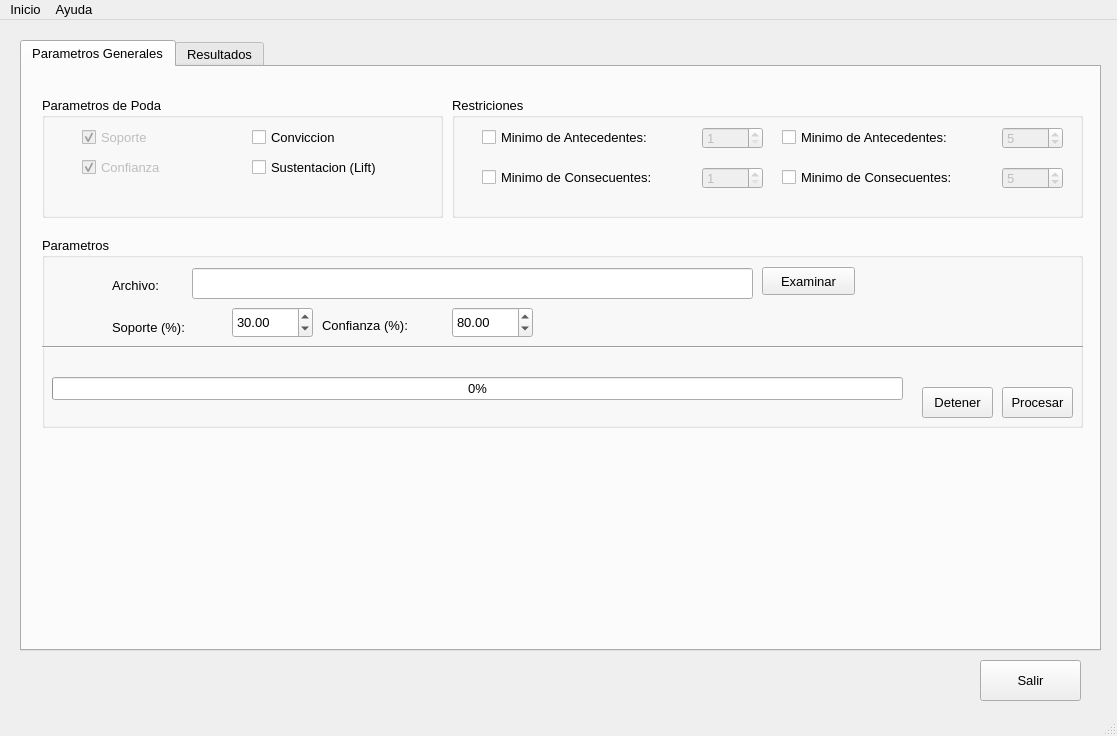
Qt form src/menuPrincipal.ui (lucassebib/apriori) before a commit.
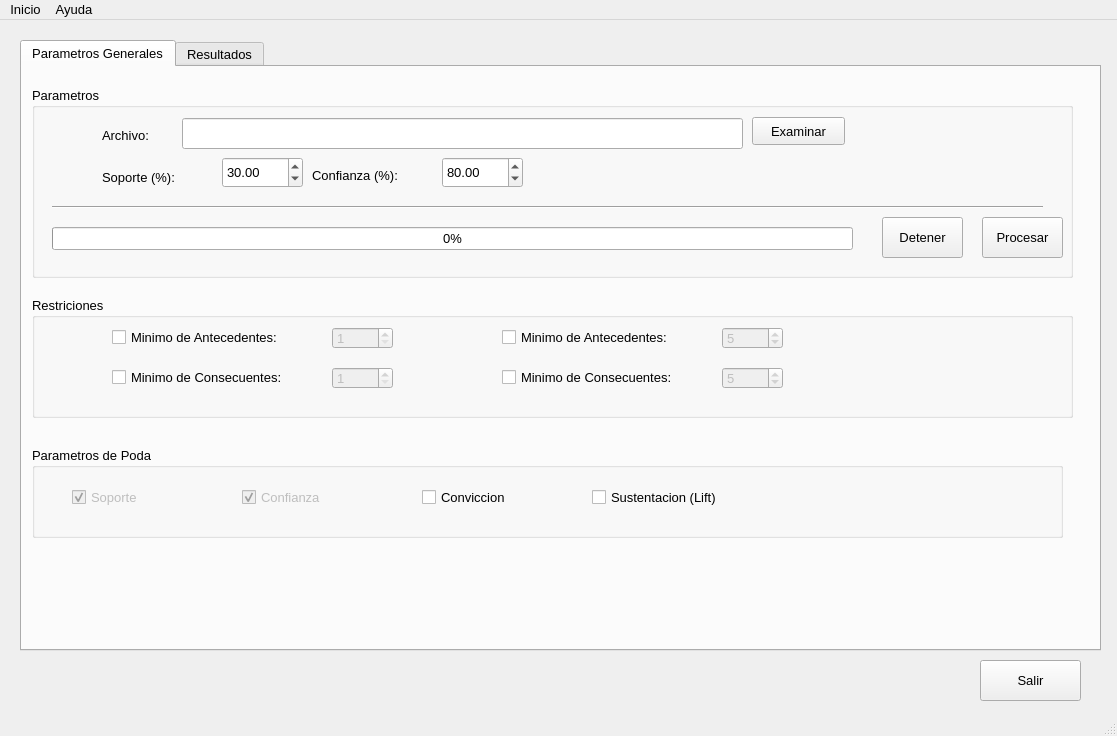
The same form after that commit. The open tabs and pages were chosen to show the change. Icons and pictures are not drawn.

What changed in the file:
```diff
--- a/src/menuPrincipal.ui
+++ b/src/menuPrincipal.ui
@@ -75,10 +75,10 @@
      <widget class="QGroupBox" name="groupBox_3">
       <property name="geometry">
        <rect>
-        <x>20</x>
-        <y>30</y>
-        <width>401</width>
-        <height>121</height>
+        <x>10</x>
+        <y>380</y>
+        <width>1031</width>
+        <height>91</height>
        </rect>
       </property>
       <property name="title">
@@ -91,7 +91,7 @@
        <property name="geometry">
         <rect>
          <x>40</x>
-         <y>30</y>
+         <y>40</y>
          <width>101</width>
          <height>20</height>
         </rect>
@@ -112,8 +112,8 @@
        </property>
        <property name="geometry">
         <rect>
-         <x>40</x>
-         <y>60</y>
+         <x>210</x>
+         <y>40</y>
          <width>111</width>
          <height>20</height>
         </rect>
@@ -128,8 +128,8 @@
       <widget class="QCheckBox" name="cb_sustentacion">
        <property name="geometry">
         <rect>
-         <x>210</x>
-         <y>30</y>
+         <x>390</x>
+         <y>40</y>
          <width>161</width>
          <height>20</height>
         </rect>
@@ -141,8 +141,8 @@
       <widget class="QCheckBox" name="cb_lift">
        <property name="geometry">
         <rect>
-         <x>210</x>
-         <y>60</y>
+         <x>560</x>
+         <y>40</y>
          <width>191</width>
          <height>20</height>
         </rect>
@@ -155,9 +155,9 @@
      <widget class="QGroupBox" name="groupBox_4">
       <property name="geometry">
        <rect>
-        <x>430</x>
-        <y>30</y>
-        <width>631</width>
+        <x>10</x>
+        <y>230</y>
+        <width>1041</width>
         <height>121</height>
        </rect>
       </property>
@@ -167,7 +167,7 @@
       <widget class="QCheckBox" name="cb_min_consecuentes">
        <property name="geometry">
         <rect>
-         <x>30</x>
+         <x>80</x>
          <y>70</y>
          <width>221</width>
          <height>20</height>
@@ -183,7 +183,7 @@
        </property>
        <property name="geometry">
         <rect>
-         <x>250</x>
+         <x>300</x>
          <y>70</y>
          <width>61</width>
          <height>22</height>
@@ -199,7 +199,7 @@
       <widget class="QCheckBox" name="cb_min_antecedentes">
        <property name="geometry">
         <rect>
-         <x>30</x>
+         <x>80</x>
          <y>30</y>
          <width>231</width>
          <height>20</height>
@@ -215,7 +215,7 @@
        </property>
        <property name="geometry">
         <rect>
-         <x>250</x>
+         <x>300</x>
          <y>30</y>
          <width>61</width>
          <height>22</height>
@@ -235,8 +235,8 @@
       </property>
       <property name="geometry">
        <rect>
-        <x>980</x>
-        <y>100</y>
+        <x>700</x>
+        <y>300</y>
         <width>61</width>
         <height>22</height>
        </rect>
@@ -251,8 +251,8 @@
      <widget class="QCheckBox" name="cb_max_antecedentes">
       <property name="geometry">
        <rect>
-        <x>760</x>
-        <y>60</y>
+        <x>480</x>
+        <y>260</y>
         <width>231</width>
         <height>20</height>
        </rect>
@@ -264,8 +264,8 @@
      <widget class="QCheckBox" name="cb_max_consecuentes">
       <property name="geometry">
        <rect>
-        <x>760</x>
-        <y>100</y>
+        <x>480</x>
+        <y>300</y>
         <width>221</width>
         <height>20</height>
        </rect>
@@ -280,8 +280,8 @@
       </property>
       <property name="geometry">
        <rect>
-        <x>980</x>
-        <y>60</y>
+        <x>700</x>
+        <y>260</y>
         <width>61</width>
         <height>22</height>
        </rect>
@@ -296,8 +296,8 @@
      <widget class="QGroupBox" name="groupBox">
       <property name="geometry">
        <rect>
-        <x>20</x>
-        <y>170</y>
+        <x>10</x>
+        <y>20</y>
         <width>1041</width>
         <height>191</height>
        </rect>
@@ -347,10 +347,10 @@
       <widget class="QPushButton" name="btn_procesar">
        <property name="geometry">
         <rect>
-         <x>960</x>
-         <y>150</y>
-         <width>71</width>
-         <height>31</height>
+         <x>950</x>
+         <y>130</y>
+         <width>81</width>
+         <height>41</height>
         </rect>
        </property>
        <property name="text">
@@ -421,9 +421,9 @@
       <widget class="Line" name="line">
        <property name="geometry">
         <rect>
-         <x>0</x>
-         <y>100</y>
-         <width>1041</width>
+         <x>20</x>
+         <y>110</y>
+         <width>991</width>
          <height>20</height>
         </rect>
        </property>
@@ -437,9 +437,9 @@
        </property>
        <property name="geometry">
         <rect>
-         <x>10</x>
+         <x>20</x>
          <y>140</y>
-         <width>851</width>
+         <width>801</width>
          <height>23</height>
         </rect>
        </property>
@@ -456,10 +456,10 @@
       <widget class="QPushButton" name="btn_detener">
        <property name="geometry">
         <rect>
-         <x>880</x>
-         <y>150</y>
-         <width>71</width>
-         <height>31</height>
+         <x>850</x>
+         <y>130</y>
+         <width>81</width>
+         <height>41</height>
         </rect>
        </property>
        <property name="text">
```
Left out of the diff: 17 changed lines with no effect on the pictures.
